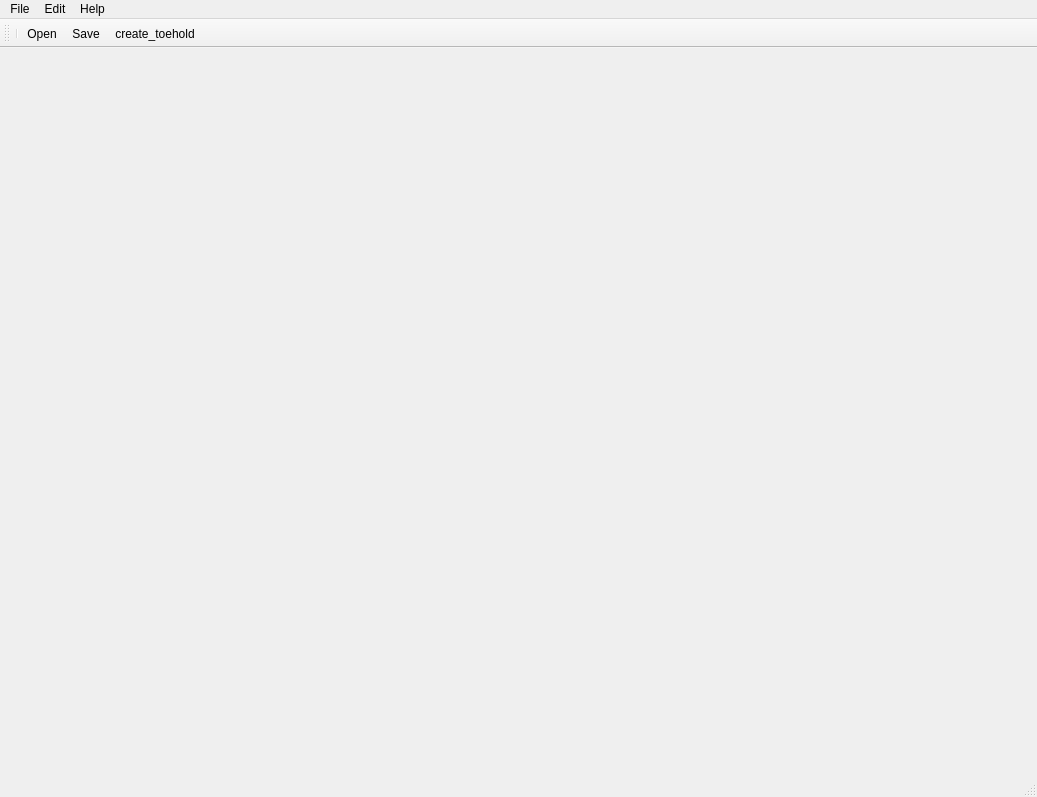
This is bin/ui_window.ui in amylittleyang/OtraCAD as Qt 5 draws it before an edit. The edited form follows.
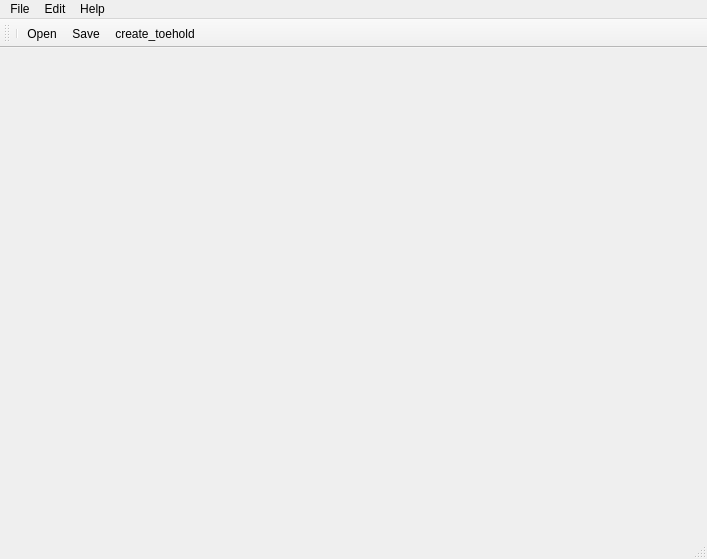
This is the edited form. Icons and pictures are not drawn.

The edit to the form file:
```diff
--- a/bin/ui_window.ui
+++ b/bin/ui_window.ui
@@ -6,8 +6,8 @@
    <rect>
     <x>0</x>
     <y>0</y>
-    <width>1037</width>
-    <height>797</height>
+    <width>707</width>
+    <height>559</height>
    </rect>
   </property>
   <property name="windowTitle">
@@ -21,7 +21,7 @@
     <rect>
      <x>0</x>
      <y>0</y>
-     <width>1037</width>
+     <width>707</width>
      <height>22</height>
     </rect>
    </property>
```
